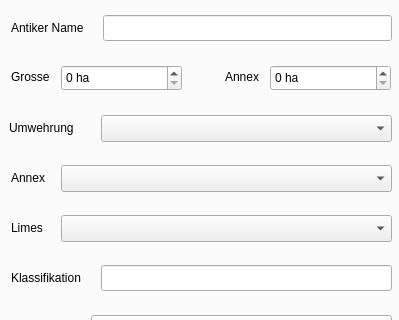
This is limes/Limes_dialog_base.ui in MichalDycka/limes as Qt 5 draws it before an edit; both pictures show x 0 to 399 and y 0 to 320 of the 399 by 553 pixel window. The edited form follows.
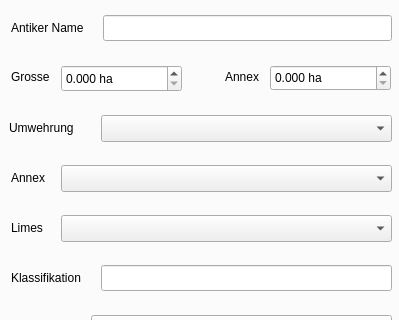
This is the edited form. The open tabs and pages were chosen to show the change. Icons and pictures are not drawn. Custom widgets are drawn as their Qt base class.

Commit message: Change int values into double precision

What changed in the file:
```diff
--- a/limes/Limes_dialog_base.ui
+++ b/limes/Limes_dialog_base.ui
@@ -285,25 +285,6 @@
       <string notr="true"/>
      </property>
     </widget>
-    <widget class="QSpinBox" name="spinBoxGrosseInHektar">
-     <property name="geometry">
-      <rect>
-       <x>60</x>
-       <y>70</y>
-       <width>121</width>
-       <height>26</height>
-      </rect>
-     </property>
-     <property name="toolTip">
-      <string>Size in hectares</string>
-     </property>
-     <property name="suffix">
-      <string> ha</string>
-     </property>
-     <property name="maximum">
-      <number>999999999</number>
-     </property>
-    </widget>
     <widget class="QLabel" name="label_7">
      <property name="geometry">
       <rect>
@@ -390,7 +371,7 @@
       <string notr="true"/>
      </property>
     </widget>
-    <widget class="QSpinBox" name="spinBoxAnnexInHektar">
+    <widget class="QDoubleSpinBox" name="doubleSpinBoxAnnexInHektar">
      <property name="geometry">
       <rect>
        <x>269</x>
@@ -405,8 +386,14 @@
      <property name="suffix">
       <string> ha</string>
      </property>
+     <property name="decimals">
+      <number>3</number>
+     </property>
      <property name="maximum">
-      <number>999999999</number>
+      <double>999999.989999999990687</double>
+     </property>
+     <property name="singleStep">
+      <double>0.100000000000000</double>
      </property>
     </widget>
     <widget class="QLabel" name="label_4">
@@ -547,6 +534,31 @@
       <string>Garrison (type of unit)</string>
      </property>
     </widget>
+    <widget class="QgsDoubleSpinBox" name="spinBoxGrosseInHektar">
+     <property name="geometry">
+      <rect>
+       <x>60</x>
+       <y>70</y>
+       <width>121</width>
+       <height>27</height>
+      </rect>
+     </property>
+     <property name="toolTip">
+      <string>Size in hectares</string>
+     </property>
+     <property name="suffix">
+      <string> ha</string>
+     </property>
+     <property name="decimals">
+      <number>3</number>
+     </property>
+     <property name="maximum">
+      <double>999999.989999999990687</double>
+     </property>
+     <property name="singleStep">
+      <double>0.100000000000000</double>
+     </property>
+    </widget>
    </widget>
    <widget class="QWidget" name="time">
     <attribute name="title">
@@ -1867,6 +1879,11 @@
    <extends>QComboBox</extends>
    <header>qgscheckablecombobox.h</header>
   </customwidget>
+  <customwidget>
+   <class>QgsDoubleSpinBox</class>
+   <extends>QDoubleSpinBox</extends>
+   <header>qgsdoublespinbox.h</header>
+  </customwidget>
   <customwidget>
    <class>QgsFieldExpressionWidget</class>
    <extends>QWidget</extends>
```
Left out of the diff: 4 changed lines with no effect on the pictures.
